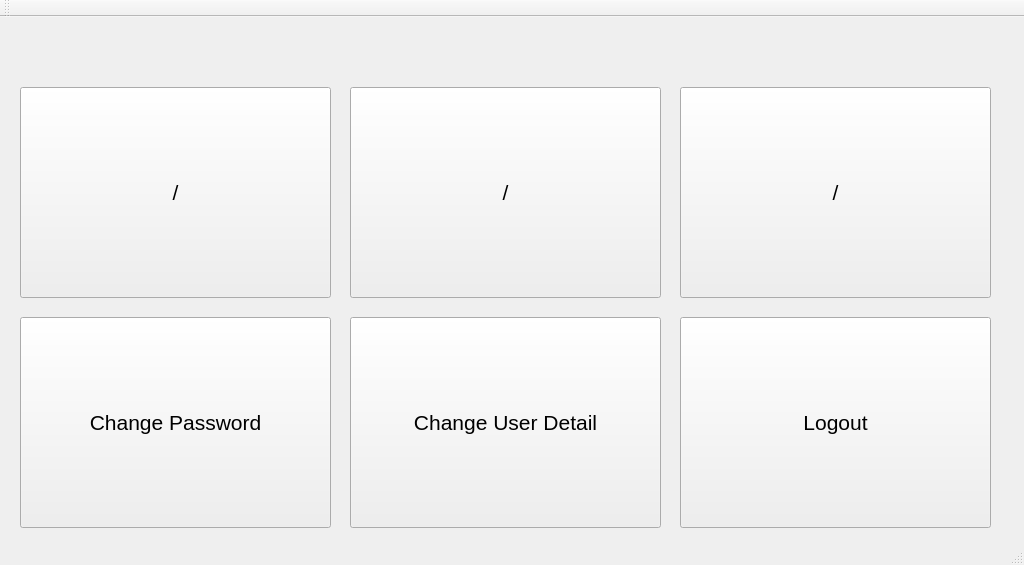
This is GUI_Qt/SmartScale/mainMenu.ui in twschung/IoT-Smart-Scale as Qt 5 draws it before an edit. The edited form follows.
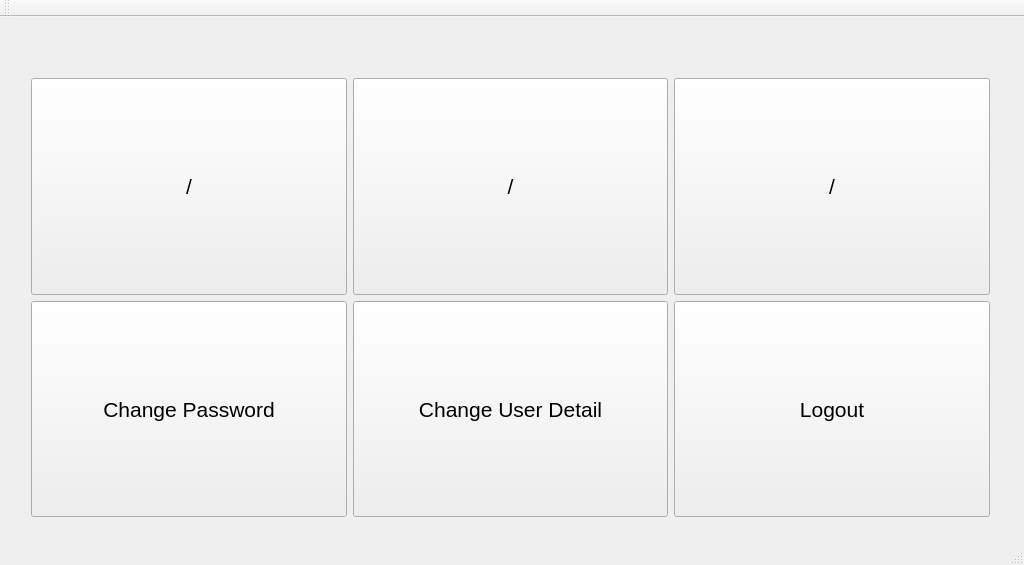
This is the edited form.

What changed in the file:
```diff
--- a/GUI_Qt/SmartScale/mainMenu.ui
+++ b/GUI_Qt/SmartScale/mainMenu.ui
@@ -34,14 +34,41 @@
      <string/>
     </property>
    </widget>
+   <widget class="QWidget" name="gridLayoutWidget">
+    <property name="geometry">
+     <rect>
+      <x>20</x>
+      <y>50</y>
+      <width>981</width>
+      <height>461</height>
+     </rect>
+    </property>
+    <layout class="QGridLayout" name="gridLayout">
+     <item row="0" column="0">
+      <widget class="QPushButton" name="pushButton_3">
+       <property name="sizePolicy">
+        <sizepolicy hsizetype="Minimum" vsizetype="Expanding">
+         <horstretch>0</horstretch>
+         <verstretch>0</verstretch>
+        </sizepolicy>
+       </property>
+       <property name="font">
+        <font>
+         <pointsize>16</pointsize>
+        </font>
+       </property>
+       <property name="text">
+        <string>/</string>
+       </property>
+      </widget>
+     </item>
+     <item row="1" column="0">
    <widget class="QPushButton" name="btnChangePassword">
-    <property name="geometry">
-     <rect>
-      <x>20</x>
-      <y>300</y>
-      <width>311</width>
-      <height>211</height>
-     </rect>
+       <property name="sizePolicy">
+        <sizepolicy hsizetype="Minimum" vsizetype="Expanding">
+         <horstretch>0</horstretch>
+         <verstretch>0</verstretch>
+        </sizepolicy>
     </property>
     <property name="font">
      <font>
@@ -52,50 +79,14 @@
      <string>Change Password</string>
     </property>
    </widget>
-   <widget class="QPushButton" name="btnChangeUserDetail">
-    <property name="geometry">
-     <rect>
-      <x>350</x>
-      <y>300</y>
-      <width>311</width>
-      <height>211</height>
-     </rect>
-    </property>
-    <property name="font">
-     <font>
-      <pointsize>16</pointsize>
-     </font>
-    </property>
-    <property name="text">
-     <string>Change User Detail</string>
-    </property>
-   </widget>
-   <widget class="QPushButton" name="pushButton_3">
-    <property name="geometry">
-     <rect>
-      <x>20</x>
-      <y>70</y>
-      <width>311</width>
-      <height>211</height>
-     </rect>
-    </property>
-    <property name="font">
-     <font>
-      <pointsize>16</pointsize>
-     </font>
-    </property>
-    <property name="text">
-     <string>/</string>
-    </property>
-   </widget>
+     </item>
+     <item row="0" column="1">
    <widget class="QPushButton" name="pushButton_4">
-    <property name="geometry">
-     <rect>
-      <x>350</x>
-      <y>70</y>
-      <width>311</width>
-      <height>211</height>
-     </rect>
+       <property name="sizePolicy">
+        <sizepolicy hsizetype="Minimum" vsizetype="Expanding">
+         <horstretch>0</horstretch>
+         <verstretch>0</verstretch>
+        </sizepolicy>
     </property>
     <property name="font">
      <font>
@@ -106,14 +97,14 @@
      <string>/</string>
     </property>
    </widget>
+     </item>
+     <item row="0" column="2">
    <widget class="QPushButton" name="pushButton_5">
-    <property name="geometry">
-     <rect>
-      <x>680</x>
-      <y>70</y>
-      <width>311</width>
-      <height>211</height>
-     </rect>
+       <property name="sizePolicy">
+        <sizepolicy hsizetype="Minimum" vsizetype="Expanding">
+         <horstretch>0</horstretch>
+         <verstretch>0</verstretch>
+        </sizepolicy>
     </property>
     <property name="font">
      <font>
@@ -124,14 +115,14 @@
      <string>/</string>
     </property>
    </widget>
+     </item>
+     <item row="1" column="2">
    <widget class="QPushButton" name="btnLogout">
-    <property name="geometry">
-     <rect>
-      <x>680</x>
-      <y>300</y>
-      <width>311</width>
-      <height>211</height>
-     </rect>
+       <property name="sizePolicy">
+        <sizepolicy hsizetype="Minimum" vsizetype="Expanding">
+         <horstretch>0</horstretch>
+         <verstretch>0</verstretch>
+        </sizepolicy>
     </property>
     <property name="font">
      <font>
@@ -141,6 +132,27 @@
     <property name="text">
      <string>Logout</string>
     </property>
+      </widget>
+     </item>
+     <item row="1" column="1">
+      <widget class="QPushButton" name="btnChangeUserDetail">
+       <property name="sizePolicy">
+        <sizepolicy hsizetype="Minimum" vsizetype="Expanding">
+         <horstretch>0</horstretch>
+         <verstretch>0</verstretch>
+        </sizepolicy>
+       </property>
+       <property name="font">
+        <font>
+         <pointsize>16</pointsize>
+        </font>
+       </property>
+       <property name="text">
+        <string>Change User Detail</string>
+       </property>
+      </widget>
+     </item>
+    </layout>
    </widget>
   </widget>
   <widget class="QMenuBar" name="menuBar">
```
Lines whose indentation alone changed are shown as unchanged.
